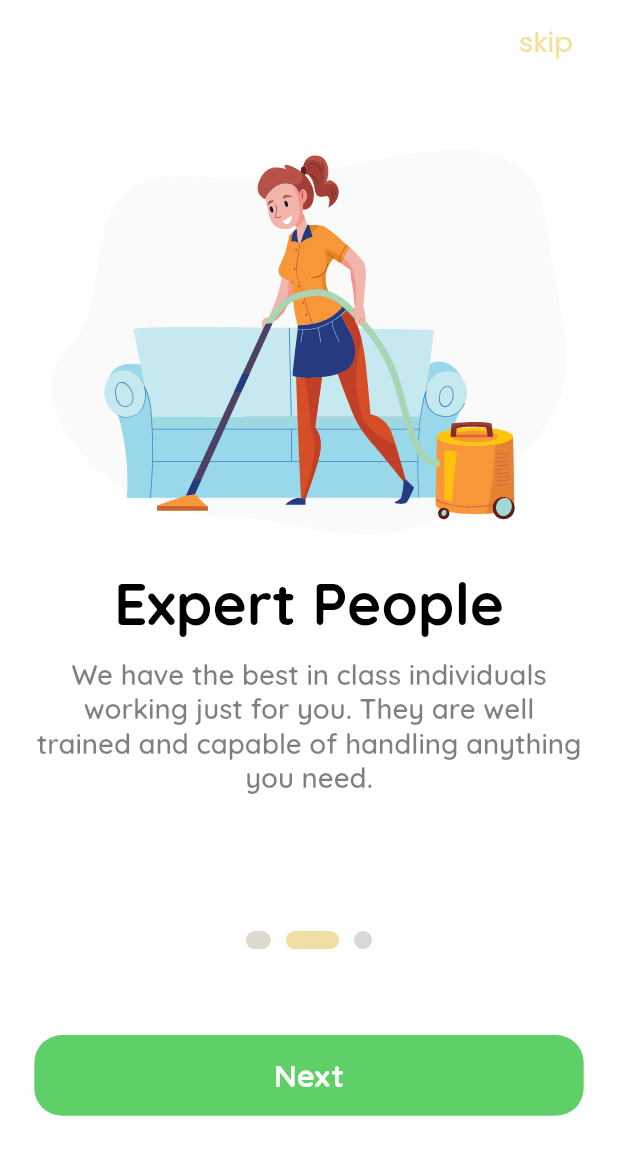
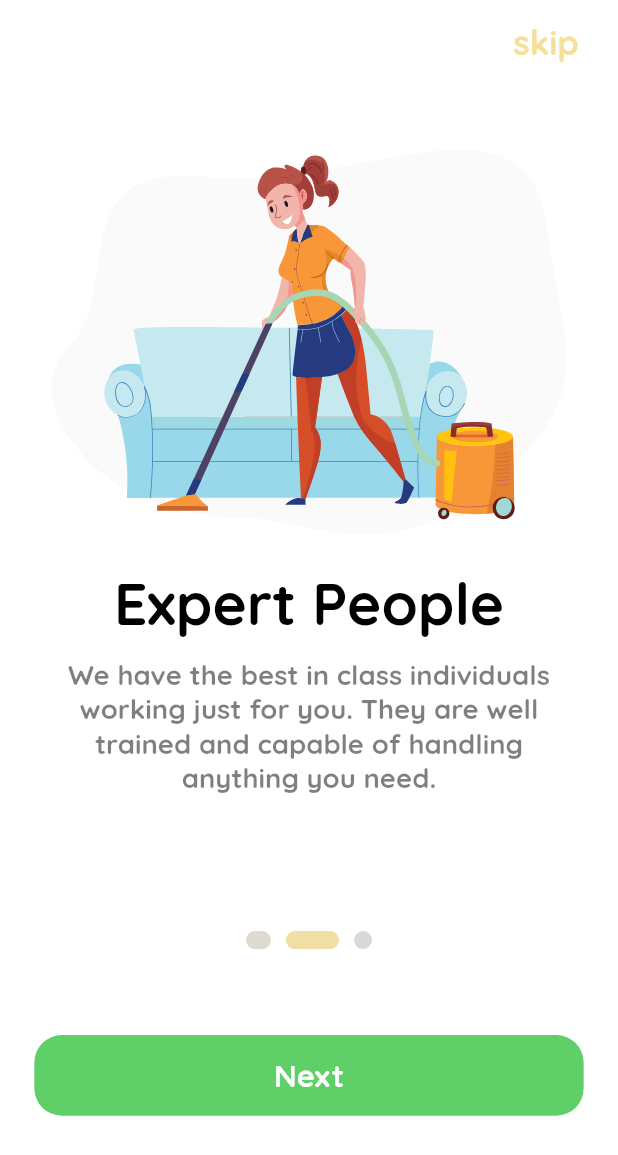
Before and after one commit to HusseinMohamed99/Laboar, a Flutter app: the PrefScreen screen opened directly, swiped to page 2, on a phone screen of 412 x 824 dp. Shown: the top 1155 px of the screen. Run offline on Flutter 3.47's test engine with Material 2 defaults, Android fonts, the phone set to English and light mode, and no system bars; our stand-ins replace cached_network_image, firebase_core, flutter_screenutil, flutter_svg, fluttertoast, google_fonts and 3 more; accounts and stored records are empty.

Commit message:
onBoardingScreen ✔ prefScreen ✔ assets ✔ themeMode ✔ splashScreen ✔ components ✔ Date: 11/7/2023 Add Firebase userModel registerCubit registerScreen

```diff
--- a/lib/core/components/log_out.dart
+++ b/lib/core/components/log_out.dart
@@ -1,6 +1,6 @@
 import 'package:laboar/core/components/navigator.dart';
 import 'package:laboar/core/network/cache_helper.dart';
-import 'package:laboar/presentation/on_boarding/on_boarding_screen.dart';
+import 'package:laboar/presentation/onBoarding/on_boarding_screen.dart';
 
 void logOut(context) {
   CacheHelper.removeData(
--- a/lib/core/global/theme/theme_data/theme_data.dart
+++ b/lib/core/global/theme/theme_data/theme_data.dart
@@ -44,12 +44,13 @@ final getThemeData = {
       ),
       labelLarge: GoogleFonts.quicksand(
         color: AppColorsLight.textBlackColor,
-        fontSize: 18.sp,
+        fontSize: 20.sp,
+        fontWeight: FontWeight.bold,
       ),
       labelMedium: GoogleFonts.quicksand(
         color: AppColorsLight.textBlackColor,
         fontSize: 16.sp,
-        fontWeight: FontWeight.w600,
+        fontWeight: FontWeight.w700,
       ),
       labelSmall: GoogleFonts.quicksand(
         color: AppColorsLight.textBlackColor.withOpacity(0.50),
--- a/lib/presentation/on_boarding/pref_screen.dart
+++ b/lib/presentation/onBoarding/pref_screen.dart
@@ -1,8 +1,8 @@
 import 'package:flutter/material.dart';
 import 'package:flutter_screenutil/flutter_screenutil.dart';
 import 'package:flutter_svg/flutter_svg.dart';
-import 'package:google_fonts/google_fonts.dart';
 import 'package:laboar/core/components/buttons.dart';
+import 'package:laboar/core/components/navigator.dart';
 import 'package:laboar/core/components/size_box.dart';
 import 'package:laboar/core/global/theme/app_color/app_color_light.dart';
 import 'package:laboar/core/global/theme/theme_data/theme_data.dart';
@@ -10,6 +10,7 @@ import 'package:laboar/core/network/cache_helper.dart';
 import 'package:laboar/core/utils/enum.dart';
 import 'package:laboar/generated/assets.dart';
 import 'package:laboar/model/on_board_model.dart';
+import 'package:laboar/presentation/homeScreen/home_screen.dart';
 
 class PrefScreen extends StatefulWidget {
   const PrefScreen({
@@ -53,14 +54,14 @@ class _PrefScreenState extends State<PrefScreen> {
       value: true,
     ).then((value) {
       if (value) {
-        // navigateAndFinish(context, routeName: OnBoard.routeName);
+        navigateAndFinish(context, const HomeScreen());
       }
     });
   }
 
   @override
   Widget build(BuildContext context) {
-    // final textTheme = getThemeData[AppTheme.lightTheme]!.textTheme;
+    final textTheme = getThemeData[AppTheme.lightTheme]!.textTheme;
     return Scaffold(
       backgroundColor: Colors.white,
       appBar: AppBar(
@@ -74,15 +75,10 @@ class _PrefScreenState extends State<PrefScreen> {
             },
             child: Text(
               isLast ? '' : 'skip',
-              style: GoogleFonts.poppins(
+              style: textTheme.labelLarge!.copyWith(
                 color: AppColorsLight.lightThirdColor,
-                fontSize: 16.sp,
-                fontWeight: FontWeight.w400,
+                fontWeight: FontWeight.bold,
               ),
-
-              // style: TextStyle(
-
-              // ),
             ),
           ),
         ),
@@ -150,7 +146,7 @@ class _PrefScreenState extends State<PrefScreen> {
                       isLast
                           ? defaultMaterialButton(
                               function: () {
-                                //navigateTo(context, const PrefScreen());
+                                navigateAndFinish(context, const HomeScreen());
                               },
                               text: 'Enter',
                               color: AppColorsLight.lightPrimaryColor,
--- a/pubspec.yaml
+++ b/pubspec.yaml
@@ -30,6 +30,9 @@ dependencies:
   fluttertoast: ^8.2.2
   intl: ^0.18.1
   smooth_page_indicator: ^1.1.0
+  firebase_auth: ^4.6.3
+  cloud_firestore: ^4.8.2
+  firebase_core: ^2.14.0
 
 dev_dependencies:
   build_runner: ^2.3.3
```
Also changed, not shown: lib/core/cubit/registerCubit/register_cubit.dart (added, +60 -0 lines), lib/core/cubit/registerCubit/register_state.dart (added, +26 -0 lines), lib/main.dart (+6 -2 lines), lib/model/user_model.dart (added, +34 -0 lines), lib/presentation/homeScreen/home_screen.dart (added, +13 -0 lines), lib/presentation/onBoarding/on_boarding_screen.dart (renamed from lib/presentation/on_boarding/on_boarding_screen.dart, +4 -4 lines), lib/presentation/registerScreen/register_screen.dart (added, +264 -0 lines), lib/firebase_options.dart (added), pubspec.lock, 8 other files.
